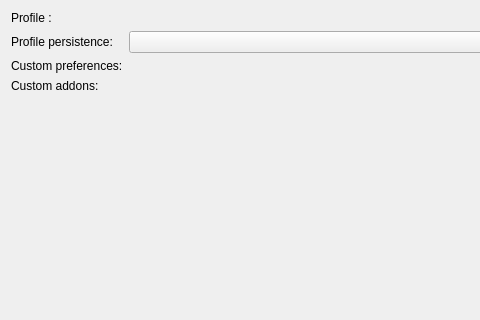
mozilla/mozregression, file gui/mozregui/ui/profile.ui: the form before one commit; both pictures show x 0 to 480 and y 0 to 320 of the 626 by 493 pixel window.
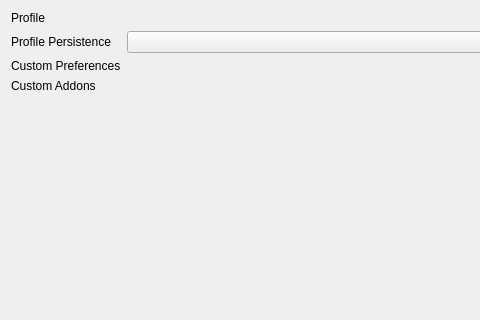
The form after the commit. Custom widgets are drawn as their Qt base class.

```diff
--- a/gui/mozregui/ui/profile.ui
+++ b/gui/mozregui/ui/profile.ui
@@ -17,7 +17,7 @@
    <item row="0" column="0">
     <widget class="QLabel" name="label">
      <property name="text">
-      <string>Profile :</string>
+      <string>Profile</string>
      </property>
     </widget>
    </item>
@@ -27,7 +27,7 @@
    <item row="1" column="0">
     <widget class="QLabel" name="label_4">
      <property name="text">
-      <string>Profile persistence:</string>
+      <string>Profile Persistence</string>
      </property>
     </widget>
    </item>
@@ -37,7 +37,7 @@
    <item row="2" column="0">
     <widget class="QLabel" name="label_2">
      <property name="text">
-      <string>Custom preferences:</string>
+      <string>Custom Preferences</string>
      </property>
     </widget>
    </item>
@@ -47,7 +47,7 @@
    <item row="3" column="0">
     <widget class="QLabel" name="label_3">
      <property name="text">
-      <string>Custom addons:</string>
+      <string>Custom Addons</string>
      </property>
     </widget>
    </item>
```
